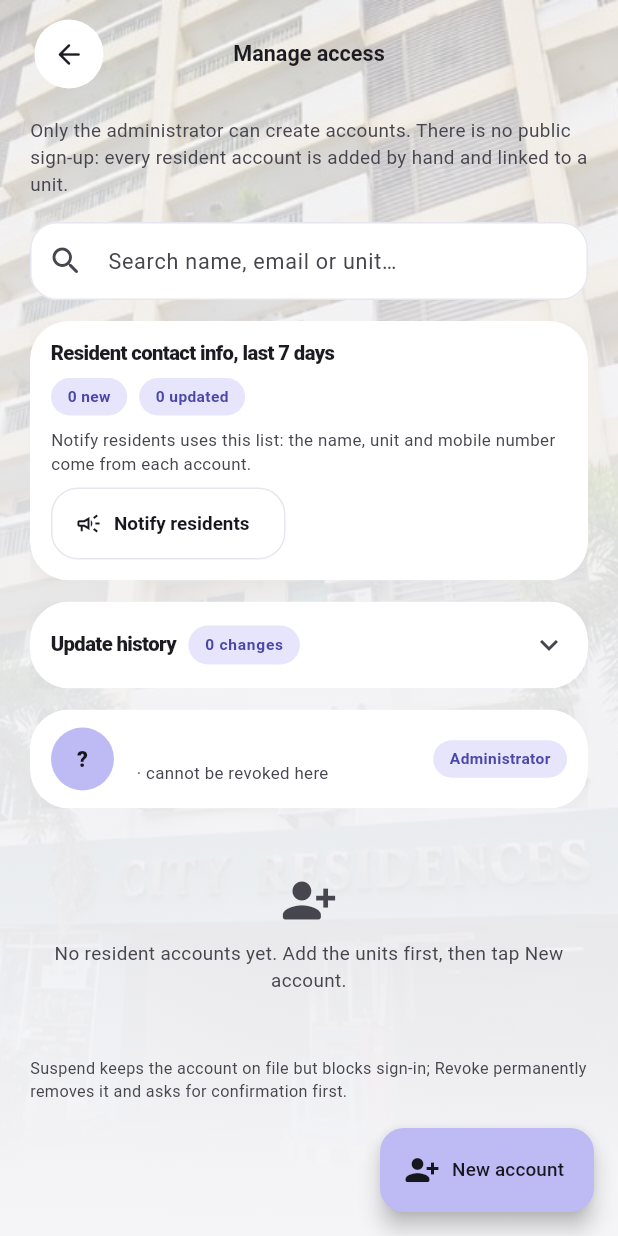
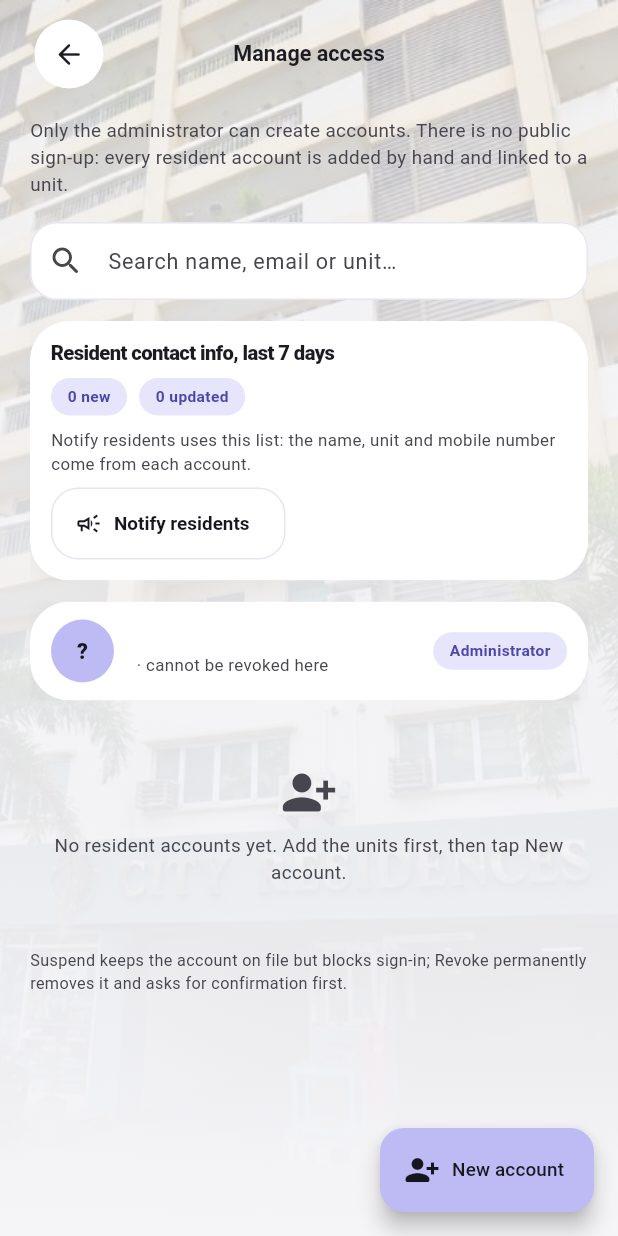
Before and after one commit to mochiematchaaa/residenthub-prototype, a Flutter app: the AdminShell screen opened directly, item 5 of the bottom bar chosen, scrolled down 576 dp, after a tap on "Manage access", on a phone screen of 412 x 824 dp. Run offline on Flutter 3.47's test engine with Material 3 defaults, Android fonts, the light colour scheme and no system bars; our stand-ins replace file_picker, supabase_flutter; accounts and stored records are empty.

Commit message:
Update history moved into each resident row (website and app)

```diff
--- a/app-src/lib/screens/admin/access_screen.dart
+++ b/app-src/lib/screens/admin/access_screen.dart
@@ -63,7 +63,6 @@ class _AdminAccessState extends State<AdminAccess> {
               decoration: const InputDecoration(hintText: 'Search name, email or unit…', prefixIcon: Icon(Icons.search_rounded)),
             ),
             _ContactSummary(),
-            const _UpdateHistory(),
             RCard(
               padding: const EdgeInsets.symmetric(horizontal: 14, vertical: 12),
               child: Row(
@@ -118,6 +117,7 @@ class _AdminAccessState extends State<AdminAccess> {
                           ),
                         ],
                       ),
+                      _HistoryDropdown(t),
                       const SizedBox(height: 10),
                       SizedBox(
                         width: double.infinity,
@@ -234,75 +234,35 @@ class _ContactSummary extends StatelessWidget {
   }
 }
 
-/// A dropdown that lists every change to resident contact info, newest first, with a filter for one resident.
-class _UpdateHistory extends StatefulWidget {
-  const _UpdateHistory();
-
-  @override
-  State<_UpdateHistory> createState() => _UpdateHistoryState();
-}
-
-class _UpdateHistoryState extends State<_UpdateHistory> {
-  String who = '';
+/// A small dropdown under a resident's contact line that lists every change to their account, newest first.
+class _HistoryDropdown extends StatelessWidget {
+  final Account a;
+  const _HistoryDropdown(this.a);
 
   @override
   Widget build(BuildContext context) {
-    final res = app.residentAccounts;
-    final all = <(Account, AccountChange)>[
-      for (final a in res) for (final c in a.history) (a, c),
-    ]..sort((x, y) => y.$2.at.compareTo(x.$2.at));
-    final shown = who.isEmpty ? all : all.where((e) => e.$1.id == who).toList();
-    final names = [for (final a in res) if (a.history.isNotEmpty) a]..sort((x, y) => x.name.compareTo(y.name));
-    return RCard(
-      padding: EdgeInsets.zero,
-      child: Theme(
-        data: Theme.of(context).copyWith(dividerColor: Colors.transparent),
-        child: ExpansionTile(
-          tilePadding: const EdgeInsets.symmetric(horizontal: 14),
-          childrenPadding: const EdgeInsets.fromLTRB(14, 0, 14, 14),
-          title: Row(children: [
-            Text('Update history', style: hd(15)),
-            const SizedBox(width: 8),
-            Pill('${shown.length} change${shown.length == 1 ? '' : 's'}', tone: Tone.info),
-          ]),
-          children: [
-            DropdownButtonFormField<String>(
-              value: who,
-              isExpanded: true,
-              decoration: const InputDecoration(labelText: 'Show history for'),
-              items: [
-                const DropdownMenuItem(value: '', child: Text('All residents')),
-                for (final a in names) DropdownMenuItem(value: a.id, child: Text('${a.name} · ${a.unit}', overflow: TextOverflow.ellipsis)),
-              ],
-              onChanged: (v) => setState(() => who = v ?? ''),
+    if (a.history.isEmpty) return const SizedBox.shrink();
+    final list = [...a.history]..sort((x, y) => y.at.compareTo(x.at));
+    return Theme(
+      data: Theme.of(context).copyWith(dividerColor: Colors.transparent),
+      child: ExpansionTile(
+        tilePadding: EdgeInsets.zero,
+        childrenPadding: const EdgeInsets.only(bottom: 4),
+        dense: true,
+        title: Text('Update history (${list.length})', style: TextStyle(color: muted(context), fontSize: 13, fontWeight: FontWeight.w600)),
+        children: [
+          for (final c in list)
+            Align(
+              alignment: Alignment.centerLeft,
+              child: Padding(
+                padding: const EdgeInsets.symmetric(vertical: 4),
+                child: Text.rich(TextSpan(children: [
+                  TextSpan(text: '${shortDate(c.at)} · ', style: TextStyle(color: muted(context))),
+                  TextSpan(text: c.from.isEmpty && c.to.isEmpty ? c.field : '${c.field}: ${c.from.isEmpty ? '—' : c.from} → ${c.to}'),
+                ]), style: const TextStyle(fontSize: 13, height: 1.35)),
+              ),
             ),
-            const SizedBox(height: 10),
-            if (shown.isEmpty) Text('No changes yet.', style: TextStyle(color: muted(context))),
-            for (final e in shown.take(40))
-              Padding(
-                padding: const EdgeInsets.symmetric(vertical: 6),
-                child: Row(
-                  crossAxisAlignment: CrossAxisAlignment.start,
-                  children: [
-                    IconBadge(e.$2.from.isEmpty && e.$2.to.isEmpty ? Icons.person_add_alt_1_rounded : Icons.edit_note_rounded,
-                        tone: e.$2.from.isEmpty && e.$2.to.isEmpty ? Tone.good : Tone.info, size: 36),
-                    const SizedBox(width: 10),
-                    Expanded(
-                      child: Column(
-                        crossAxisAlignment: CrossAxisAlignment.start,
-                        children: [
-                          Text('${e.$1.name} · ${e.$1.unit}', style: const TextStyle(fontWeight: FontWeight.w700, fontSize: 13.5)),
-                          Text(e.$2.from.isEmpty && e.$2.to.isEmpty ? e.$2.field : '${e.$2.field}: ${e.$2.from.isEmpty ? '—' : e.$2.from} → ${e.$2.to}',
-                              style: const TextStyle(fontSize: 13)),
-                          Text(shortDate(e.$2.at), style: TextStyle(color: muted(context), fontSize: 12)),
-                        ],
-                      ),
-                    ),
-                  ],
-                ),
-              ),
-          ],
-        ),
+        ],
       ),
     );
   }
```
Also changed, not shown: 3 other files.
